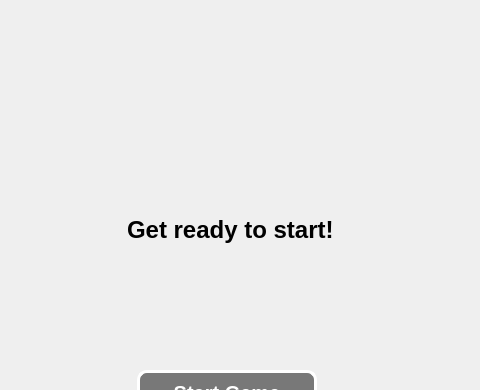
The window that client/screens/loading_game.ui (santiagojorda/FIUBA-duck-game-G4) describes before a commit, drawn with Qt 5; both pictures show x 173 to 653 and y 0 to 390 of the 800 by 500 pixel window.
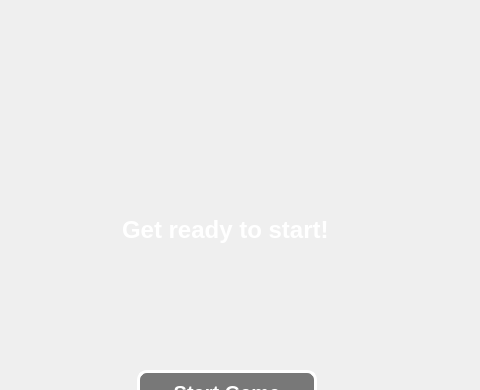
The same window after the commit. Icons and pictures are not drawn.

Commit message: Update forms, fix botones no hay que hacer doble click

Patch:
```diff
--- a/client/screens/loading_game.ui
+++ b/client/screens/loading_game.ui
@@ -52,7 +52,7 @@
   <widget class="QLabel" name="labelReadyToStart">
    <property name="geometry">
     <rect>
-     <x>300</x>
+     <x>295</x>
      <y>210</y>
      <width>231</width>
      <height>40</height>
@@ -67,6 +67,7 @@
    <property name="styleSheet">
     <string notr="true">#labelReadyToStart {
 	font-weight: bold;
+   color: white;
 }</string>
    </property>
    <property name="text">
```
The commit also changes 7 other files.
